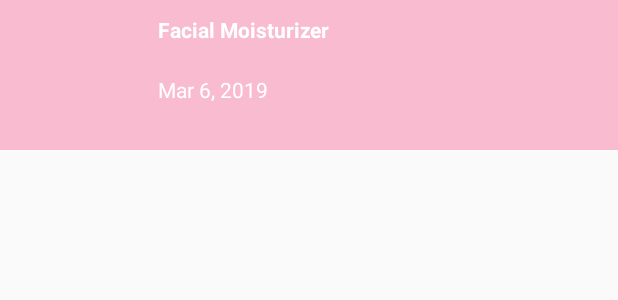
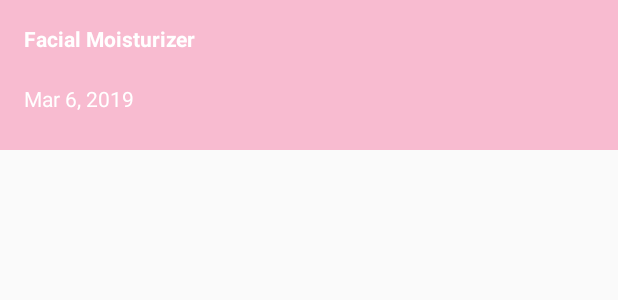
Before and after one commit to anchhub/learnitgirl, an Android app: the layout list_item_product.xml on its own in the app's theme, with its tools: preview values and no code run, on a phone screen of 412 x 824 dp. Shown: the top 300 px of the screen. Run offline under Robolectric (Android 15) with nearby library versions, the phone set to English and light mode, and no system bars.

Commit message:
List display - update
New ViewPager implementation.

```diff
--- a/app/src/main/AndroidManifest.xml
+++ b/app/src/main/AndroidManifest.xml
@@ -9,8 +9,7 @@
         android:label="@string/app_name"
         android:roundIcon="@mipmap/ic_launcher_round"
         android:supportsRtl="true"
-        android:theme="@style/AppTheme"
-        tools:replace = "android:value">
+        android:theme="@style/AppTheme">
         <activity
             android:name=".SplashActivity"
             android:theme="@style/SplashTheme">
@@ -21,6 +20,7 @@
             </intent-filter>
         </activity>
         <activity android:name=".ProductListActivity" />
+        <activity android:name=".ProductPagerActivity" />
     </application>
 
 </manifest>
--- a/app/src/main/java/com/example/android/endate/ProductDataStash.java
+++ b/app/src/main/java/com/example/android/endate/ProductDataStash.java
@@ -6,9 +6,6 @@ import java.util.ArrayList;
 import java.util.List;
 import java.util.UUID;
 
-/**
- * Created by Aleksandra on 22-Dec-17.
- */
 
 public class ProductDataStash {
     private static ProductDataStash sProductDataStash;
--- a/app/src/main/java/com/example/android/endate/SplashActivity.java
+++ b/app/src/main/java/com/example/android/endate/SplashActivity.java
@@ -10,7 +10,7 @@ public class SplashActivity extends AppCompatActivity {
     protected void onCreate(Bundle savedInstanceState) {
         super.onCreate(savedInstanceState);
 
-        Intent intent = new Intent(this, MainActivity.class);
+        Intent intent = new Intent(this, ProductListActivity.class);
         startActivity(intent);
         finish();
     }
--- a/app/src/main/res/layout/list_item_product.xml
+++ b/app/src/main/res/layout/list_item_product.xml
@@ -5,12 +5,6 @@
     android:layout_height="@dimen/list_item_height"
     android:background="@color/colorAccent"
     android:orientation="horizontal">
-
-    <ImageView
-        android:id="@+id/image"
-        android:layout_width="@dimen/list_item_height"
-        android:layout_height="@dimen/list_item_height"
-        android:scaleType="centerCrop" />
 
     <LinearLayout
         android:id="@+id/text_container"
@@ -21,7 +15,7 @@
         android:layout_alignParentTop="true"
         android:layout_toRightOf="@id/image"
         android:orientation="vertical"
-        android:paddingLeft="@dimen/item_padding_left"
+        android:padding="@dimen/item_padding"
         android:paddingTop="@dimen/item_padding_top">
 
         <TextView
--- a/app/src/main/res/values/dimens.xml
+++ b/app/src/main/res/values/dimens.xml
@@ -5,8 +5,9 @@
     <!-- Padding of an item -->
     <dimen name="item_padding_top">10dp</dimen>
     <dimen name="item_padding_left">5dp</dimen>
+    <dimen name="item_padding">16dp</dimen>
 
     <!-- Height of each textual part in a list item -->
     <dimen name="title_height">40dp</dimen>
-    <dimen name="desc_height">130dp</dimen>
+    <dimen name="desc_height">30dp</dimen>
 </resources>
```
Also changed, not shown: app/build.gradle (+11 -0 lines), app/src/main/java/com/example/android/endate/ProductDetailActivity.java (deleted, +0 -18 lines), app/src/main/java/com/example/android/endate/ProductDetailFragment.java (+15 -1 lines), app/src/main/java/com/example/android/endate/ProductListFragment.java (+15 -6 lines), app/src/main/java/com/example/android/endate/ProductPagerActivity.java (added, +61 -0 lines), app/src/main/res/layout/activity_product_pager.xml (added, +7 -0 lines).
